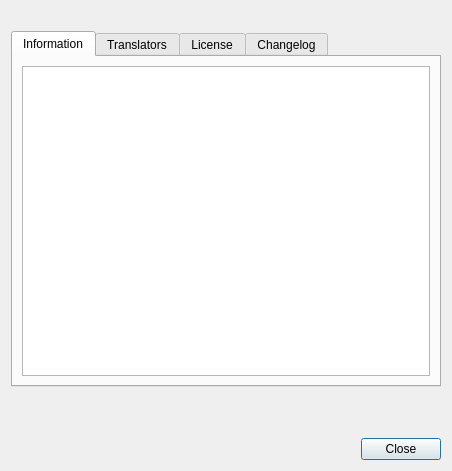
swl-x/MystiQ, file ui/aboutdialog.ui: the form before one commit.
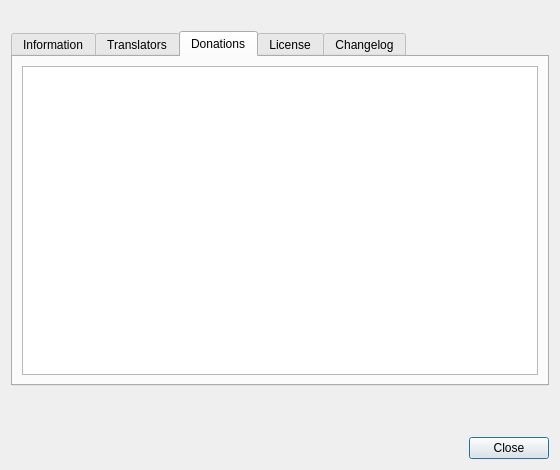
The form after the commit. The open tabs and pages were chosen to show the change. Icons and pictures are not drawn.

Patch:
```diff
--- a/ui/aboutdialog.ui
+++ b/ui/aboutdialog.ui
@@ -6,10 +6,22 @@
    <rect>
     <x>0</x>
     <y>0</y>
-    <width>452</width>
-    <height>471</height>
+    <width>560</width>
+    <height>470</height>
    </rect>
   </property>
+  <property name="minimumSize">
+   <size>
+    <width>560</width>
+    <height>470</height>
+   </size>
+  </property>
+  <property name="baseSize">
+   <size>
+    <width>560</width>
+    <height>470</height>
+   </size>
+  </property>
   <property name="windowTitle">
    <string>About MystiQ</string>
   </property>
@@ -26,9 +38,6 @@
    </item>
    <item>
     <widget class="QTabWidget" name="tabWidget">
-     <property name="autoFillBackground">
-      <bool>true</bool>
-     </property>
      <property name="tabPosition">
       <enum>QTabWidget::North</enum>
      </property>
@@ -63,6 +72,24 @@
        </item>
       </layout>
      </widget>
+     <widget class="QWidget" name="tabDonations">
+      <attribute name="icon">
+       <iconset resource="../images.qrc">
+        <normaloff>:/actions/icons/donate.svg</normaloff>:/actions/icons/donate.svg</iconset>
+      </attribute>
+      <attribute name="title">
+       <string>Donations</string>
+      </attribute>
+      <layout class="QGridLayout" name="gridLayout">
+       <item row="0" column="0">
+        <widget class="QTextBrowser" name="textDonations">
+         <property name="autoFillBackground">
+          <bool>true</bool>
+         </property>
+        </widget>
+       </item>
+      </layout>
+     </widget>
      <widget class="QWidget" name="tab">
       <attribute name="icon">
        <iconset resource="../images.qrc">
```
Left out of the diff: 4 changed lines with no effect on the pictures.
